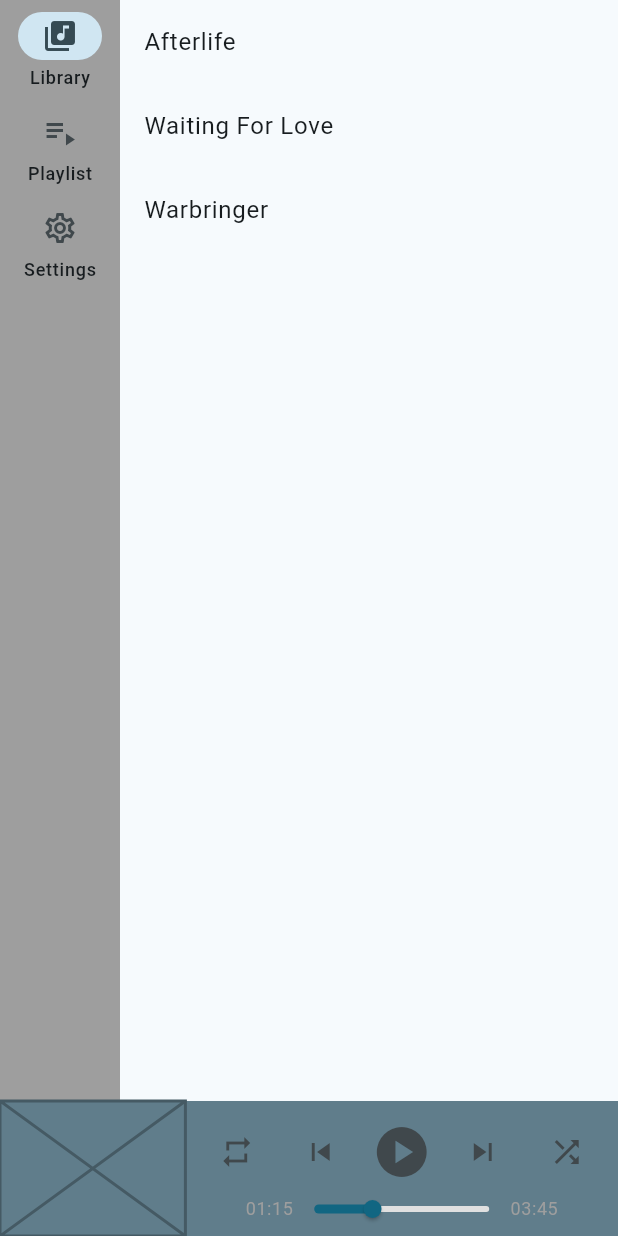
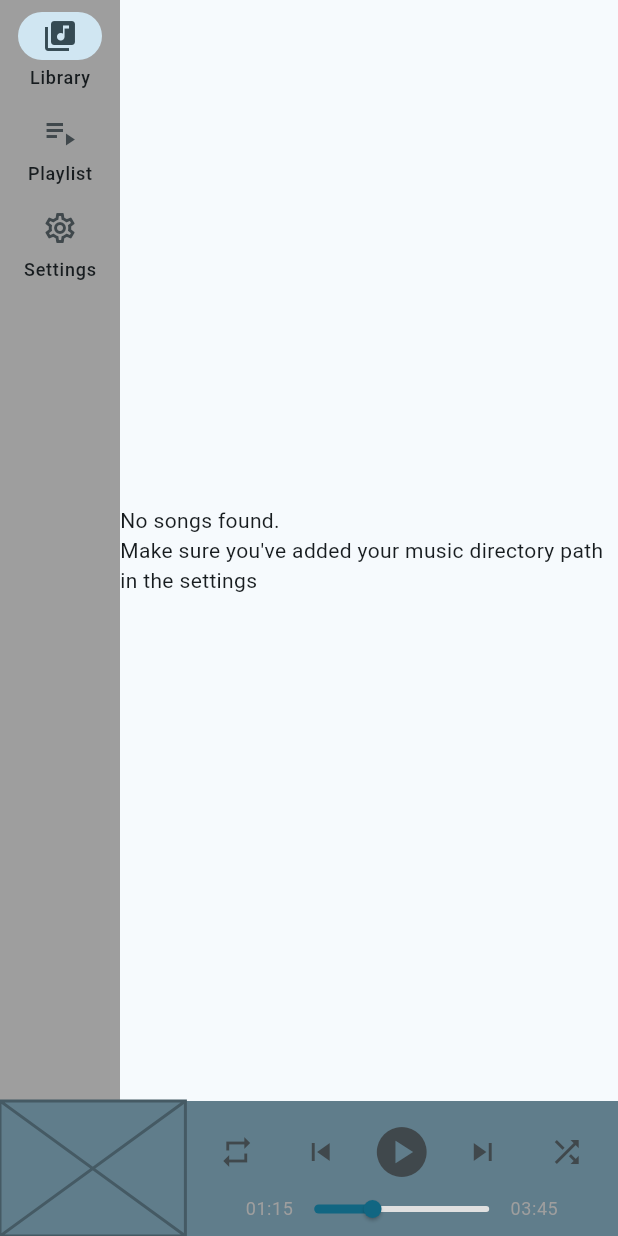
Before and after one commit to jpangestu/nordplayer, a Flutter app: the screen it shows after launch, on a phone screen of 412 x 824 dp. Run offline on Flutter 3.47's test engine with Material 3 defaults, Android fonts, the phone set to English and light mode, and no system bars; our stand-ins replace file_picker, shared_preferences; missing offline and left inert: window_manager; statements that could not run were skipped.

Commit message:
Add audioScanner, update library

```diff
--- a/lib/pages/library.dart
+++ b/lib/pages/library.dart
@@ -1,6 +1,8 @@
+import 'dart:io';
 import 'package:flutter/material.dart';
+import 'package:shared_preferences/shared_preferences.dart';
 
-import 'package:suara/models/song.dart';
+import 'package:suara/services/audio_file_scanner.dart';
 
 class Library extends StatefulWidget {
   const Library({super.key});
@@ -10,35 +12,53 @@ class Library extends StatefulWidget {
 }
 
 class _LibraryState extends State<Library> {
-  List<Song> songs = [
-    Song(
-      title: 'Afterlife',
-      artist: 'Avenged Sevenfold',
-      filePath: '/home/est/Music/Avenged Sevenfold - Afterlife.mp3',
-    ),
-    Song(
-      title: 'Waiting For Love',
-      artist: 'Avicii',
-      filePath: '/home/est/Music/Avicii - Waiting For Love.mp3',
-    ),
-    Song(
-      title: 'Warbringer',
-      artist: 'TheFatRat',
-      filePath: '/home/est/Music/TheFatRat - Warbringer.mp3',
-    ),
-  ];
+  List<File> songs = [];
+  bool _isLoading = true;
+
+  Future<void> loadMusic() async {
+    String musicPath = '';
+
+    final prefs = await SharedPreferences.getInstance();
+    musicPath = prefs.getString('music_path') ?? '';
+
+    List<File> foundSongs = [];
+
+    if (musicPath.isNotEmpty) {
+      foundSongs = await scanAudio(musicPath, ['.mp3']);
+    }
+
+    if (mounted) {
+      setState(() {
+        songs = foundSongs;
+        _isLoading = false;
+      });
+    }
+  }
+
+  @override
+  void initState() {
+    super.initState();
+    loadMusic();
+  }
 
   @override
   Widget build(BuildContext context) {
-    return Expanded(
-      child: ListView.builder(
-        itemCount: songs.length,
-        itemBuilder: (context, index) {
-            return ListTile(
-              title: Text(songs[index].title),
-            );
-          },
-      ),
+    if (_isLoading == true) {
+      return Center(child: CircularProgressIndicator());
+    }
+
+    if (songs.isEmpty) {
+      return const Center(
+        child: Text("No songs found.\nMake sure you've added your music directory path in the settings"),
+      );
+    }
+
+    return ListView.builder(
+      itemCount: songs.length,
+      itemBuilder: (context, index) {
+        final file = songs[index];
+        return ListTile(title: Text(file.path));
+      },
     );
   }
 }
```
Also changed, not shown: lib/services/audio_file_scanner.dart (+35 -6 lines).
